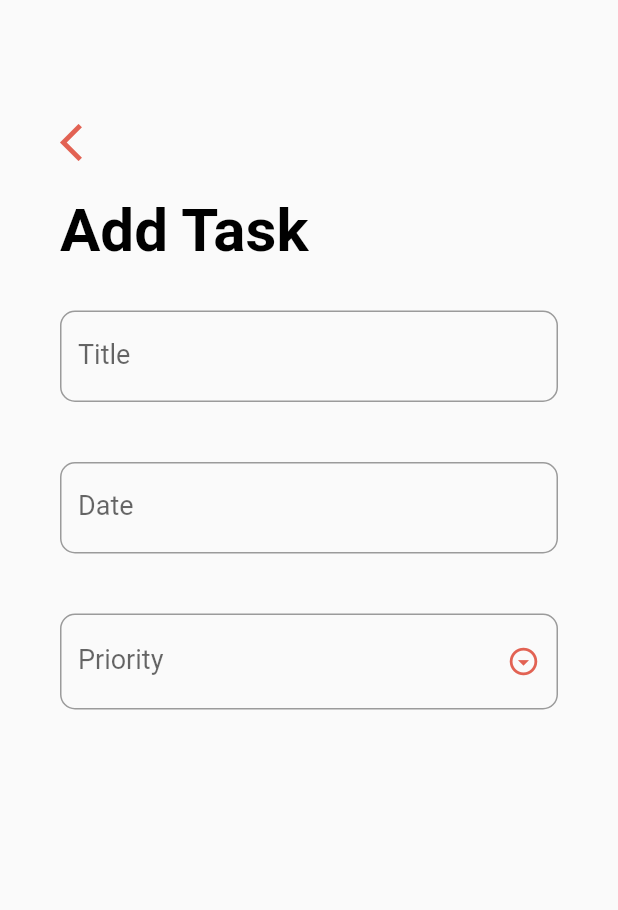
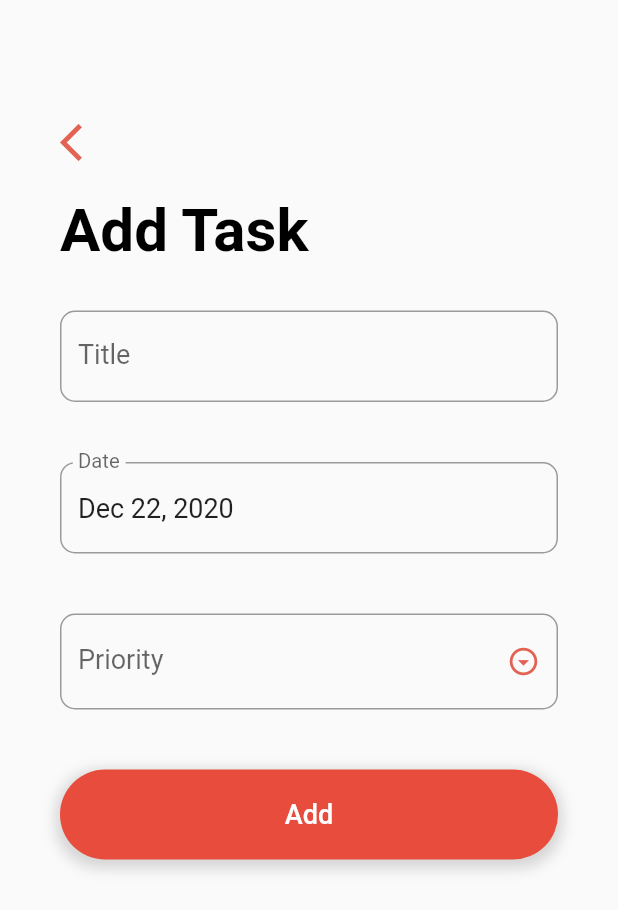
Before and after one commit to HossamMuhammedOmar/Todo_List_App_Flutter, a Flutter app: the AddTaskScreen screen opened directly, on a phone screen of 412 x 824 dp. Shown: the top 910 px of the screen. Run offline on Flutter 3.47's test engine with Material 2 defaults, Android fonts, the phone set to English and light mode, and no system bars.

Commit message:
finish ui of app

```diff
--- a/lib/screens/add_task_screen.dart
+++ b/lib/screens/add_task_screen.dart
@@ -17,6 +17,18 @@ class _AddTaskScreenState extends State<AddTaskScreen> {
   final DateFormat _dateFormat = DateFormat('MMM dd, yyyy');
   final List<String> _levels = ['Low', 'Medium', 'High'];
 
+  @override
+  void initState() {
+    super.initState();
+    _dateController.text = _dateFormat.format(_date);
+  }
+
+  @override
+  void dispose() {
+    _dateController.dispose();
+    super.dispose();
+  }
+
   _handleDatePicker() async {
     print('showDatePicker');
     final DateTime date = await showDatePicker(
@@ -33,11 +45,24 @@ class _AddTaskScreenState extends State<AddTaskScreen> {
     _dateController.text = _dateFormat.format(_date);
   }
 
+  _submit() {
+    if (_formKey.currentState.validate()) {
+      _formKey.currentState.save();
+      print('title: $_title, date: $_date, level: $_priority');
+      // Insert DB
+
+      // Update DB
+      Navigator.pop(context);
+    }
+  }
+
   @override
   Widget build(BuildContext context) {
     return SafeArea(
       child: Scaffold(
-        body: SingleChildScrollView(
+        body: GestureDetector(
+          onTap: () => FocusScope.of(context).unfocus(),
+          child: SingleChildScrollView(
             child: Container(
               padding: EdgeInsets.symmetric(horizontal: 40.0, vertical: 80.0),
               child: Column(
@@ -78,7 +103,8 @@ class _AddTaskScreenState extends State<AddTaskScreen> {
                                 borderRadius: BorderRadius.circular(10.0),
                               ),
                             ),
-                          validator: (input) => input.trim().toString().isEmpty
+                            validator: (input) =>
+                                input.trim().toString().isEmpty
                                     ? 'Please enter a task title'
                                     : null,
                             onSaved: (value) => _title = value,
@@ -139,6 +165,34 @@ class _AddTaskScreenState extends State<AddTaskScreen> {
                             },
                           ),
                         ),
+                        Container(
+                          width: double.infinity,
+                          height: 60.0,
+                          decoration: BoxDecoration(
+                            borderRadius: BorderRadius.circular(30.0),
+                            color: Color(0xffe74c3c),
+                            boxShadow: [
+                              BoxShadow(
+                                color: Colors.grey[500].withOpacity(0.4),
+                                spreadRadius: 3,
+                                blurRadius: 7,
+                                offset:
+                                    Offset(0, 3), // changes position of shadow
+                              ),
+                            ],
+                          ),
+                          margin: EdgeInsets.symmetric(vertical: 20.0),
+                          child: FlatButton(
+                            onPressed: _submit,
+                            child: Text(
+                              'Add',
+                              style: TextStyle(
+                                color: Colors.white,
+                                fontSize: 18.0,
+                              ),
+                            ),
+                          ),
+                        )
                       ],
                     ),
                   ),
@@ -147,6 +201,7 @@ class _AddTaskScreenState extends State<AddTaskScreen> {
             ),
           ),
         ),
+      ),
     );
   }
 }
```
Lines whose indentation alone changed are shown as unchanged.
